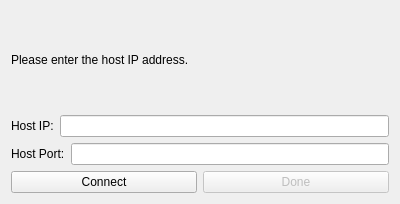
First picture: the form in client.ui, repository tohlh/Luzhanqi, before the edit.
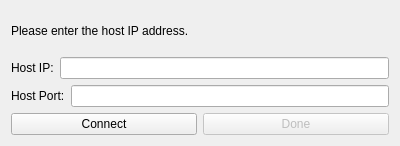
Second picture: the form after the edit.

Diff of the .ui file:
```diff
--- a/client.ui
+++ b/client.ui
@@ -7,9 +7,15 @@
     <x>0</x>
     <y>0</y>
     <width>400</width>
-    <height>204</height>
+    <height>146</height>
    </rect>
   </property>
+  <property name="sizePolicy">
+   <sizepolicy hsizetype="Fixed" vsizetype="Fixed">
+    <horstretch>0</horstretch>
+    <verstretch>0</verstretch>
+   </sizepolicy>
+  </property>
   <property name="windowTitle">
    <string>Form</string>
   </property>
```
Left out of the diff: 2 changed lines with no effect on the pictures.
